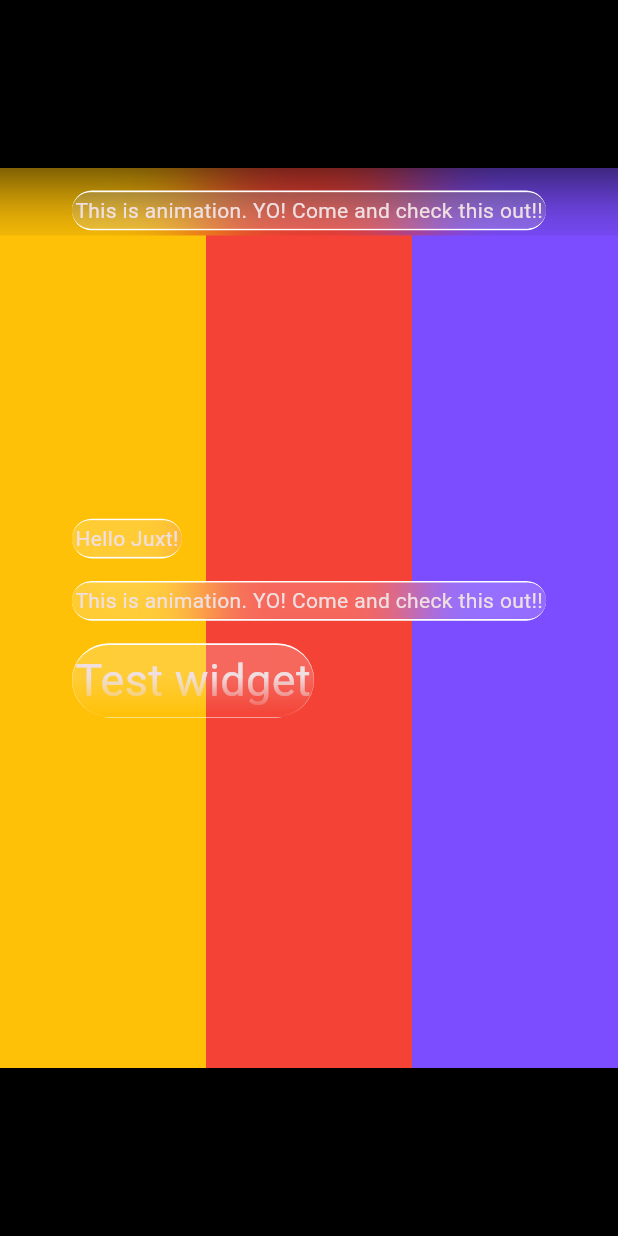
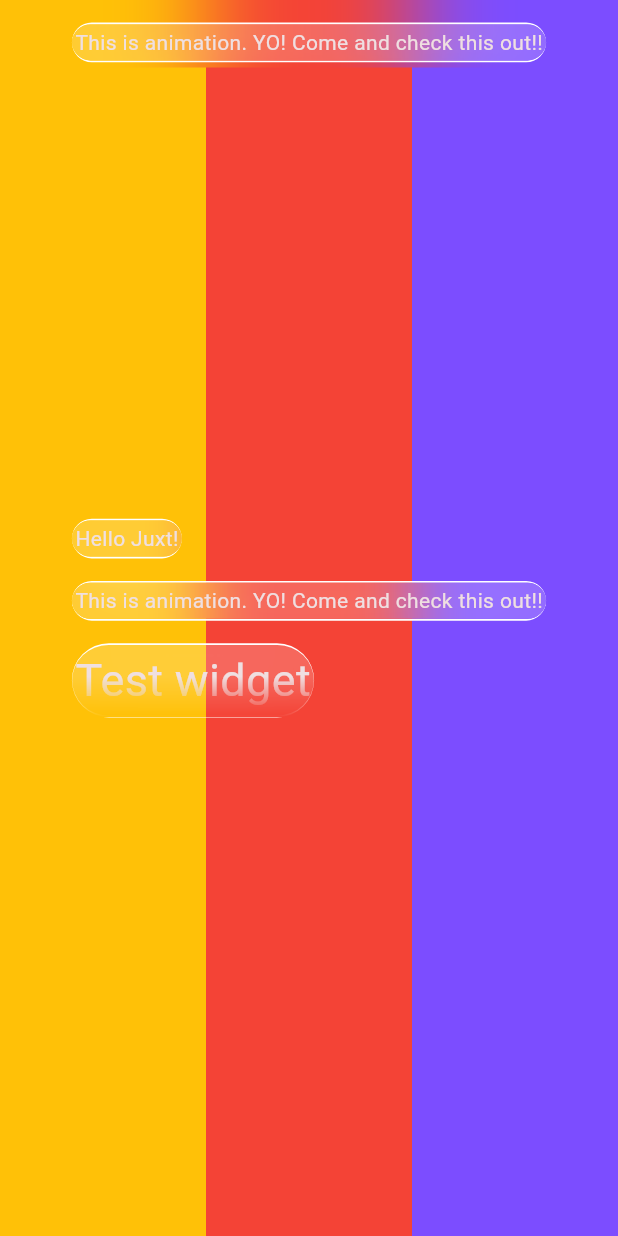
Before and after one commit to Sudharsshan/juxt_music, a Flutter app: the screen it shows after launch, on a phone screen of 412 x 824 dp. Run offline on Flutter 3.47's test engine with Material 3 defaults, Android fonts, the phone set to English and light mode, and no system bars.

```diff
--- a/lib/main.dart
+++ b/lib/main.dart
@@ -43,19 +43,19 @@ class MainApp extends StatelessWidget {
               child: Stack(
                 alignment: AlignmentGeometry.center,
                 children: [
-                  SizedBox(
-                    width: 800,
-                    height: 600,
-                    child: Flex(
-                      direction: Axis.horizontal,
-                      children: [
-                        Expanded(child: Container(color: Colors.amber)),
-                        Expanded(child: Container(color: Colors.red)),
-                        Expanded(
-                          child: Container(color: Colors.deepPurpleAccent),
+                  Row(
+                    children: [
+                      Expanded(
+                        child: Container(
+                          height: double.infinity,
+                          color: Colors.amber,
                         ),
-                      ],
-                    ),
+                      ),
+                      Expanded(child: Container(color: Colors.red)),
+                      Expanded(
+                        child: Container(color: Colors.deepPurpleAccent),
+                      ),
+                    ],
                   ),
 
                   Column(
```
